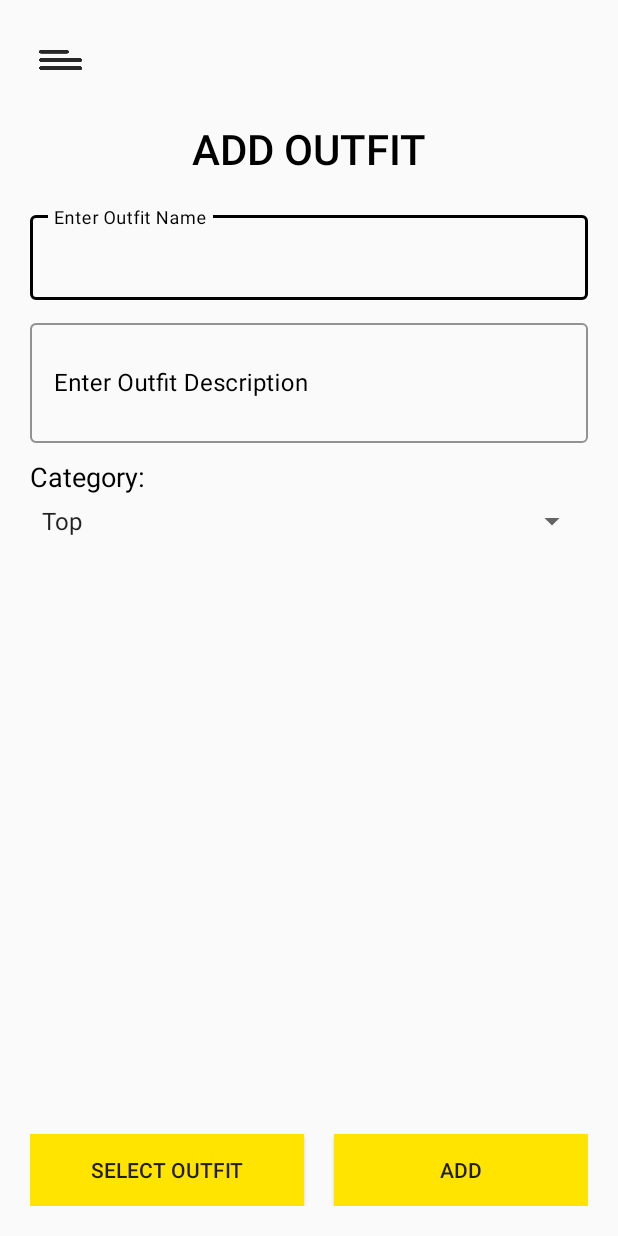
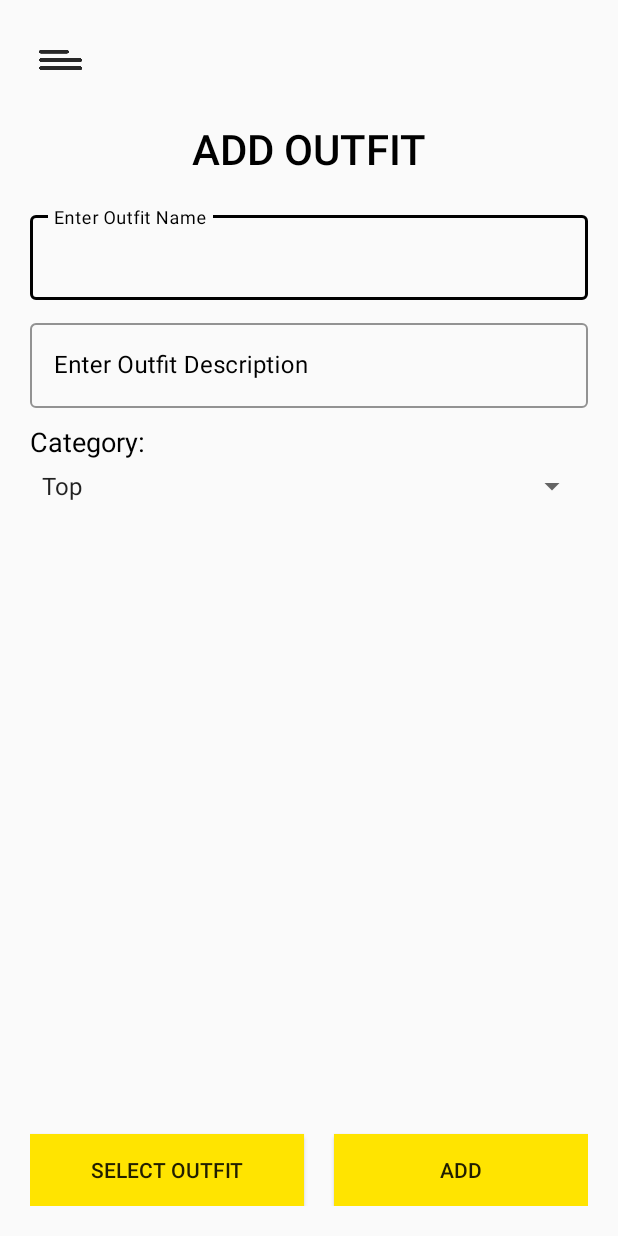
Before and after one commit to zhiying038/virtual-fit, an Android app: the AddOutfitActivity screen opened directly, with no data from a screen before it, on a phone screen of 412 x 824 dp. Run offline under Robolectric (Android 15) with nearby library versions, the phone set to English and light mode, and no system bars; our stand-ins replace Firebase (no records; nobody signed in at launch, a user with empty details on screens opened directly).

Commit message:
remove unused imports

```diff
--- a/app/src/main/java/com/yohzhiying/testposeestimation/AddOutfitActivity.java
+++ b/app/src/main/java/com/yohzhiying/testposeestimation/AddOutfitActivity.java
@@ -11,12 +11,10 @@ import android.app.ProgressDialog;
 import android.content.Intent;
 import android.graphics.Bitmap;
 import android.graphics.drawable.BitmapDrawable;
-import android.graphics.drawable.Drawable;
 import android.net.Uri;
 import android.os.Build;
 import android.os.Bundle;
 import android.provider.MediaStore;
-import android.util.Log;
 import android.view.MenuItem;
 import android.view.View;
 import android.view.WindowManager;
--- a/app/src/main/res/layout/activity_add_outfit.xml
+++ b/app/src/main/res/layout/activity_add_outfit.xml
@@ -95,7 +95,7 @@
             <com.google.android.material.textfield.TextInputEditText
                 android:id="@+id/outfit_description_editText"
                 android:layout_width="match_parent"
-                android:layout_height="80dp"
+                android:layout_height="wrap_content"
                 android:fontFamily="sans-serif"
                 android:inputType="textMultiLine"
                 android:overScrollMode="always"
```
